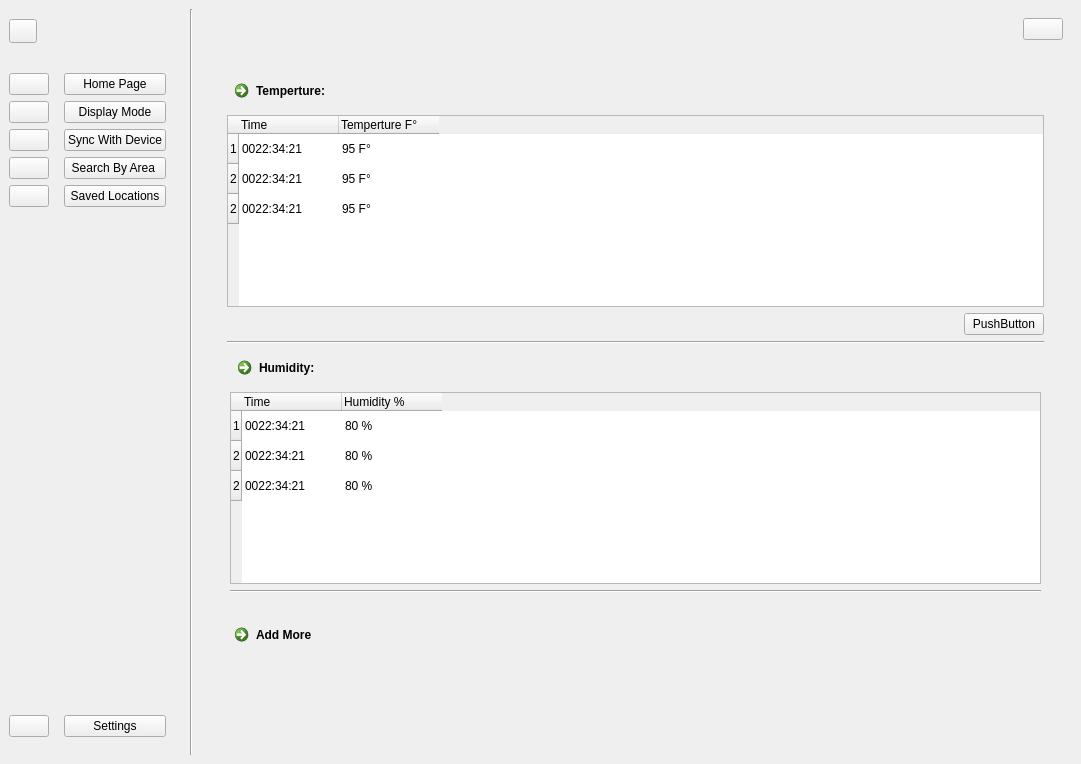
sarscheps/Project---UI-Communications, file User Interface/WeatherApp.ui: the form before one commit.
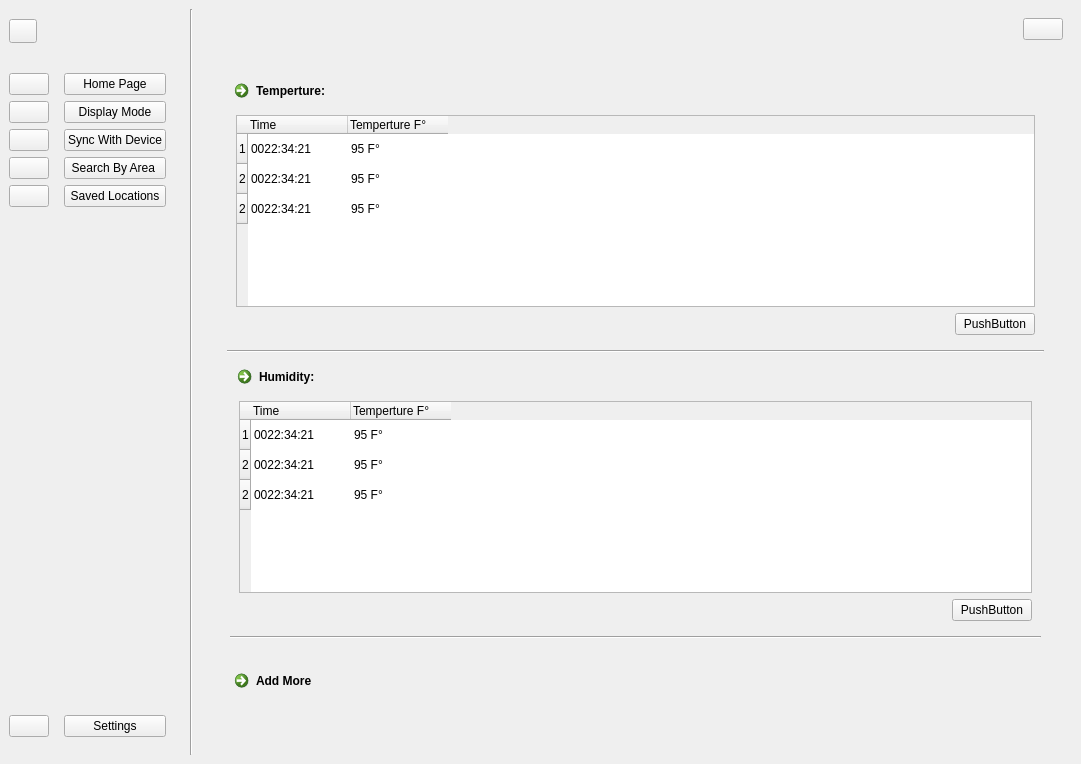
The form after the commit. Icons and pictures are not drawn. Custom widgets are drawn as their Qt base class.

```diff
--- a/User Interface/WeatherApp.ui
+++ b/User Interface/WeatherApp.ui
@@ -471,6 +471,12 @@
                    </widget>
                   </item>
                   <item>
+                   <widget class="QWidget" name="tempExtendableWidget" native="true">
+                    <layout class="QVBoxLayout" name="verticalLayout_4">
+                     <property name="topMargin">
+                      <number>0</number>
+                     </property>
+                     <item>
                    <widget class="QTableWidget" name="tempTableWidget">
                     <property name="autoScroll">
                      <bool>true</bool>
@@ -563,7 +569,7 @@
                    </widget>
                   </item>
                   <item>
-                   <layout class="QHBoxLayout" name="horizontalLayout_3">
+                      <layout class="QHBoxLayout" name="tempPlotButtonHLayout">
                     <item>
                      <spacer name="horizontalSpacer_3">
                       <property name="orientation">
@@ -585,6 +591,9 @@
                      </widget>
                     </item>
                    </layout>
+                     </item>
+                    </layout>
+                   </widget>
                   </item>
                   <item>
                    <widget class="Line" name="line">
@@ -661,19 +670,10 @@
                   </item>
                   <item>
                    <widget class="QWidget" name="humidityExtendableWidget" native="true">
-                    <layout class="QVBoxLayout" name="verticalLayout_3">
-                     <property name="leftMargin">
-                      <number>0</number>
-                     </property>
+                    <layout class="QVBoxLayout" name="verticalLayout_6">
                      <property name="topMargin">
                       <number>0</number>
                      </property>
-                     <property name="rightMargin">
-                      <number>0</number>
-                     </property>
-                     <property name="bottomMargin">
-                      <number>0</number>
-                     </property>
                      <item>
                       <widget class="QTableWidget" name="humidityTableWidget">
                        <property name="autoScroll">
@@ -728,7 +728,7 @@
                        </column>
                        <column>
                         <property name="text">
-                         <string>Humidity %</string>
+                         <string>Temperture F°</string>
                         </property>
                         <property name="textAlignment">
                          <set>AlignLeading|AlignVCenter</set>
@@ -741,7 +741,7 @@
                        </item>
                        <item row="0" column="1">
                         <property name="text">
-                         <string>80 %</string>
+                         <string>95 F°</string>
                         </property>
                        </item>
                        <item row="1" column="0">
@@ -751,7 +751,7 @@
                        </item>
                        <item row="1" column="1">
                         <property name="text">
-                         <string>80 %</string>
+                         <string>95 F°</string>
                         </property>
                        </item>
                        <item row="2" column="0">
@@ -761,11 +761,35 @@
                        </item>
                        <item row="2" column="1">
                         <property name="text">
-                         <string>80 %</string>
+                         <string>95 F°</string>
                         </property>
                        </item>
                       </widget>
                      </item>
+                     <item>
+                      <layout class="QHBoxLayout" name="humidityPlotButtonHLayout">
+                       <item>
+                        <spacer name="humidityPlotButtonSpacer">
+                         <property name="orientation">
+                          <enum>Qt::Horizontal</enum>
+                         </property>
+                         <property name="sizeHint" stdset="0">
+                          <size>
+                           <width>40</width>
+                           <height>20</height>
+                          </size>
+                         </property>
+                        </spacer>
+                       </item>
+                       <item>
+                        <widget class="QPushButton" name="humidityPlotButton">
+                         <property name="text">
+                          <string>PushButton</string>
+                         </property>
+                        </widget>
+                       </item>
+                      </layout>
+                     </item>
                     </layout>
                    </widget>
                   </item>
```
Left out of the diff: 4 changed lines with no effect on the pictures. Lines whose indentation alone changed are shown as unchanged.
